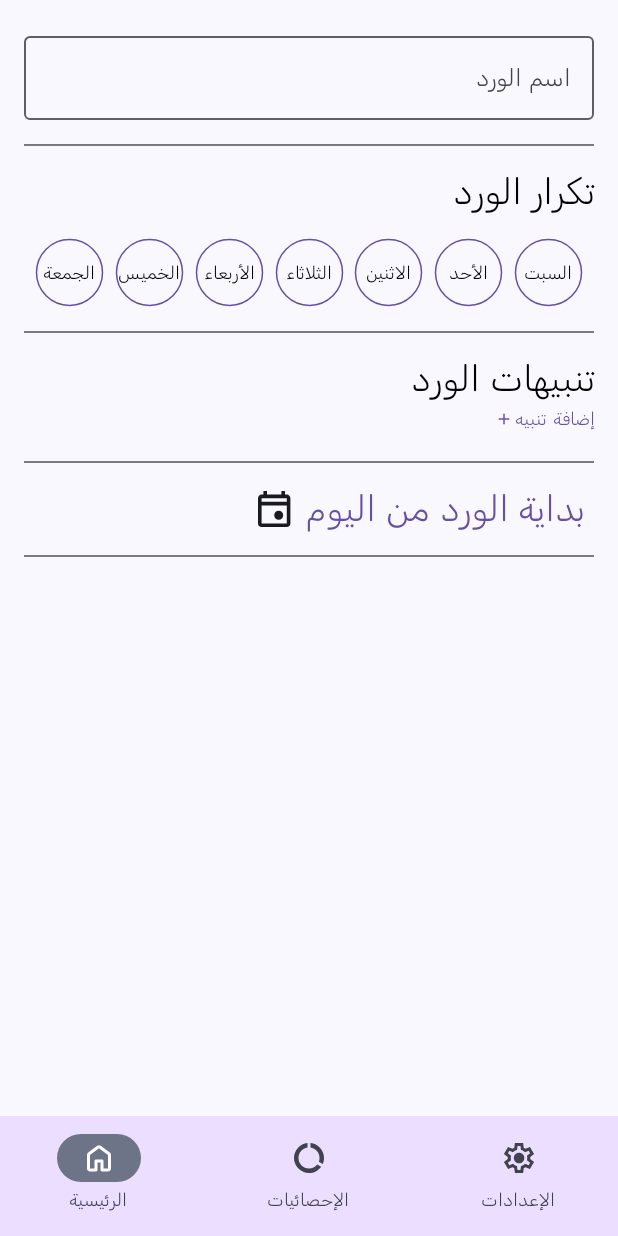
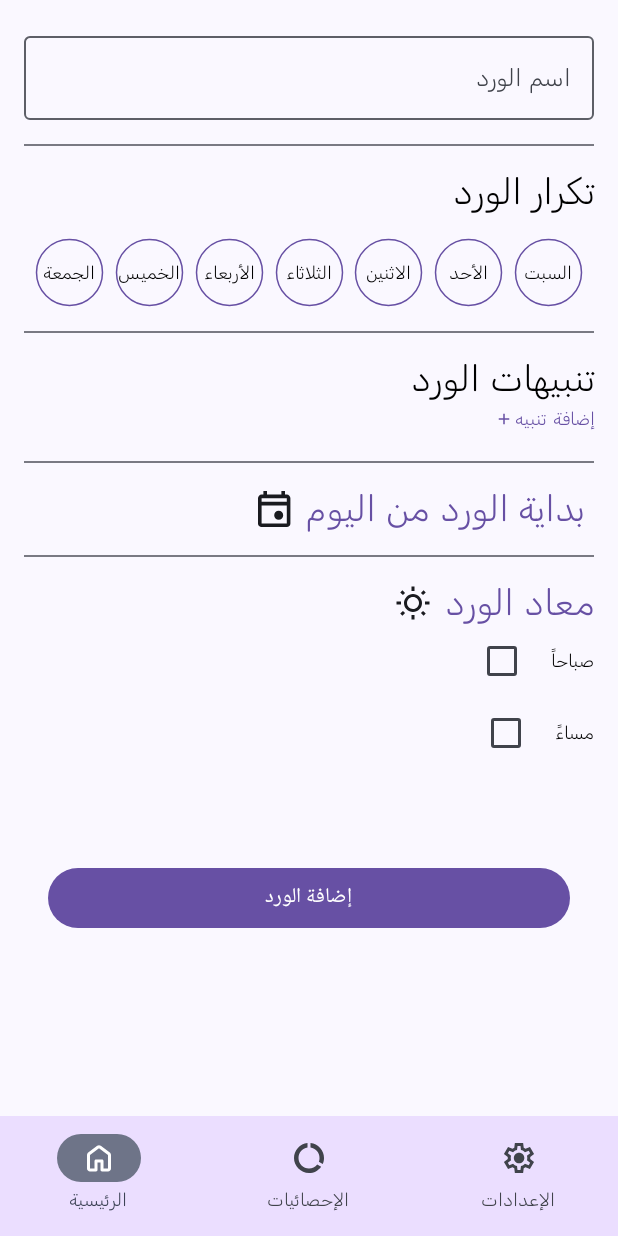
Before and after one commit to Mohamed-Elhanafy/RiyadAl-QulubComposed, an Android app built with Jetpack Compose: the screen it shows after launch (MainActivity), on a phone screen of 412 x 824 dp. Run offline under Robolectric (Android 15) with nearby library versions, the phone set to English and light mode, and no system bars; our stand-ins replace Dagger/Hilt's generated code, Room's generated code.

Commit message:
completing the add screen Ui

```diff
--- a/app/src/main/java/com/example/riyadal_qulub/ui/addingWirdScreen/AddViewModel.kt
+++ b/app/src/main/java/com/example/riyadal_qulub/ui/addingWirdScreen/AddViewModel.kt
@@ -20,4 +20,12 @@ class AddViewModel @Inject constructor(
         state.value = state.value.copy(wirdName = newName)
     }
 
+    fun updateIsMorningWird(isMorningWird: Boolean) {
+        state.value = state.value.copy(isMorningWird = isMorningWird)
+    }
+
+    fun updateIsEveningWird(isEveningWird: Boolean) {
+        state.value = state.value.copy(isEveningWird = isEveningWird)
+    }
+
 }
--- a/app/src/main/java/com/example/riyadal_qulub/ui/addingWirdScreen/AddWirdScreen.kt
+++ b/app/src/main/java/com/example/riyadal_qulub/ui/addingWirdScreen/AddWirdScreen.kt
@@ -11,6 +11,10 @@ import androidx.compose.foundation.layout.padding
 import androidx.compose.foundation.layout.size
 import androidx.compose.material.icons.Icons
 import androidx.compose.material.icons.filled.Add
+import androidx.compose.material3.Button
+import androidx.compose.material3.ButtonColors
+import androidx.compose.material3.ButtonDefaults
+import androidx.compose.material3.Checkbox
 import androidx.compose.material3.Divider
 import androidx.compose.material3.Icon
 import androidx.compose.material3.OutlinedTextField
@@ -112,7 +116,11 @@ fun AddWirdScreen(
                 painter = painterResource(id = R.drawable.ic_calender),
                 contentDescription = "Add",
 
-                modifier = Modifier.size(24.dp) // Adjust the size as needed
+                modifier = Modifier
+                    .size(24.dp)
+                    .clickable {
+
+                    }
             )
             Spacer(modifier = Modifier.padding(4.dp))
             Text(
@@ -120,6 +128,52 @@ fun AddWirdScreen(
                 fontFamily = rubikSansFamily,
                 fontSize = 24.sp,
                 color = Primary,
+                textAlign = TextAlign.End
+
+            )
+        }
+        Divider(modifier = Modifier.padding(vertical = 16.dp))
+        Row(
+            horizontalArrangement = Arrangement.End,
+            modifier = Modifier.fillMaxWidth(),
+            verticalAlignment = Alignment.CenterVertically
+        ) {
+
+            Icon(
+                painter = painterResource(id = R.drawable.ic_sun),
+                contentDescription = "Add",
+
+                modifier = Modifier
+                    .size(24.dp)
+                    .clickable {
+
+                    }
+            )
+            Spacer(modifier = Modifier.padding(4.dp))
+            Text(
+                text = "معاد الورد",
+                fontFamily = rubikSansFamily,
+                fontSize = 24.sp,
+                color = Primary,
+                textAlign = TextAlign.End
+
+            )
+        }
+        Row(
+            horizontalArrangement = Arrangement.End,
+            modifier = Modifier.fillMaxWidth(),
+            verticalAlignment = Alignment.CenterVertically
+        ) {
+
+            Checkbox(
+                checked = state.isMorningWird,
+                onCheckedChange = { viewModel.updateIsMorningWird(it) })
+            Spacer(modifier = Modifier.padding(4.dp))
+            Text(
+                text = "صباحاً",
+                fontFamily = rubikSansFamily,
+                fontSize = 12.sp,
+                color = Color.Black,
                 textAlign = TextAlign.End,
                 modifier = Modifier
                     .clickable {
@@ -127,7 +181,40 @@ fun AddWirdScreen(
                     }
             )
         }
-        Divider(modifier = Modifier.padding(vertical = 16.dp))
+        Row(
+            horizontalArrangement = Arrangement.End,
+            modifier = Modifier.fillMaxWidth(),
+            verticalAlignment = Alignment.CenterVertically
+        ) {
+
+            Checkbox(
+                checked = state.isEveningWird,
+                onCheckedChange = { viewModel.updateIsEveningWird(it) })
+            Spacer(modifier = Modifier.padding(4.dp))
+            Text(
+                text = "مساءً",
+                fontFamily = rubikSansFamily,
+                fontSize = 12.sp,
+                color = Color.Black,
+                textAlign = TextAlign.End,
+                modifier = Modifier
+                    .clickable {
+
+                    }
+            )
+        }
+        Button(
+            onClick = {
+
+            }, modifier = Modifier
+                .fillMaxWidth()
+                .padding(vertical = 62.dp, horizontal = 16.dp),
+            colors = ButtonDefaults.buttonColors(
+                containerColor = Primary,
+            )
+        ) {
+            Text(text = "إضافة الورد")
+        }
 
 
     }
--- /dev/null
+++ b/app/src/main/res/drawable/ic_sun.xml
@@ -0,0 +1,9 @@
+<vector xmlns:android="http://schemas.android.com/apk/res/android"
+    android:width="16dp"
+    android:height="16dp"
+    android:viewportWidth="16"
+    android:viewportHeight="16">
+    <path
+        android:fillColor="#FF000000"
+        android:pathData="M7.33 2.67v-2h1.34v2H7.33Zm0 12.66v-2h1.34v2H7.33Zm6-6.66V7.33h2v1.34h-2Zm-12.66 0V7.33h2v1.34h-2Zm11.8-4.2l-0.94-0.94 1.17-1.2 0.97 0.97-1.2 1.17Zm-9.17 9.2L2.33 12.7l1.2-1.17 0.94 0.94-1.17 1.2Zm9.4 0l-1.17-1.2 0.94-0.94 1.2 1.17-0.97 0.97Zm-9.17-9.2L2.33 3.3 3.3 2.33l1.17 1.2-0.94 0.94ZM8 12c-1.11 0-2.06-0.39-2.83-1.17C4.39 10.06 4 9.11 4 8s0.39-2.06 1.17-2.83C5.94 4.39 6.89 4 8 4s2.06 0.39 2.83 1.17C11.61 5.94 12 6.89 12 8s-0.39 2.06-1.17 2.83C10.06 11.61 9.11 12 8 12Zm0-1.33c0.74 0 1.37-0.26 1.9-0.78 0.5-0.51 0.77-1.15 0.77-1.89S10.4 6.63 9.89 6.1C9.37 5.6 8.74 5.34 8 5.34S6.62 5.6 6.1 6.11C5.6 6.63 5.34 7.26 5.34 8S5.6 9.38 6.11 9.9c0.51 0.5 1.15 0.77 1.89 0.77Z"/>
+</vector>
```
